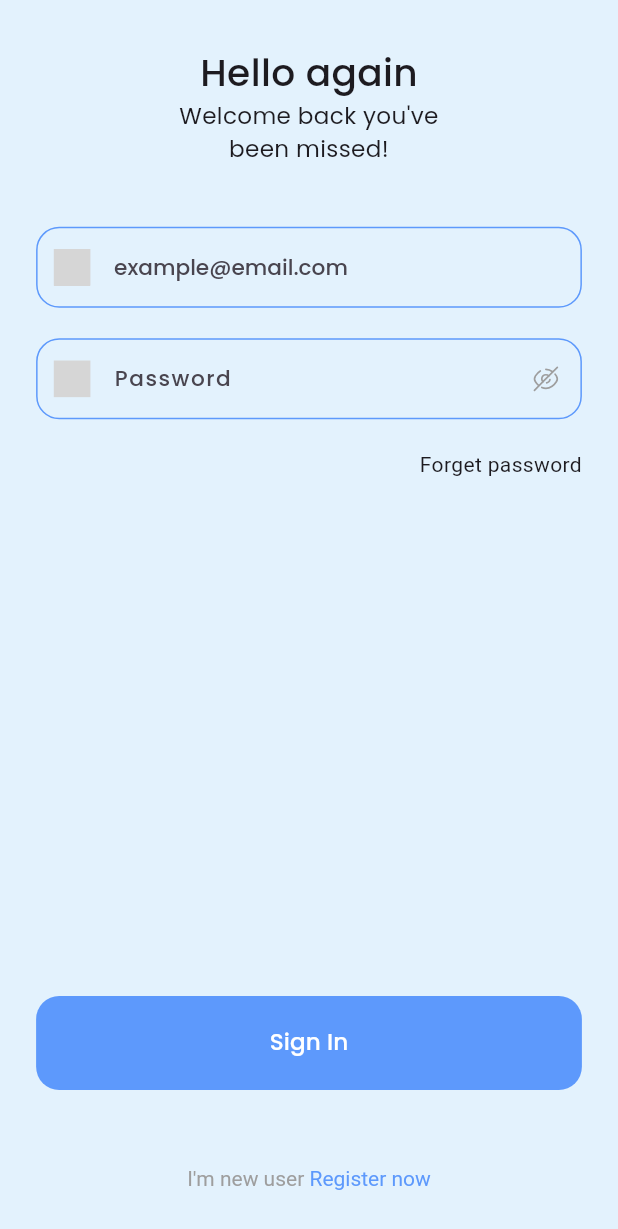
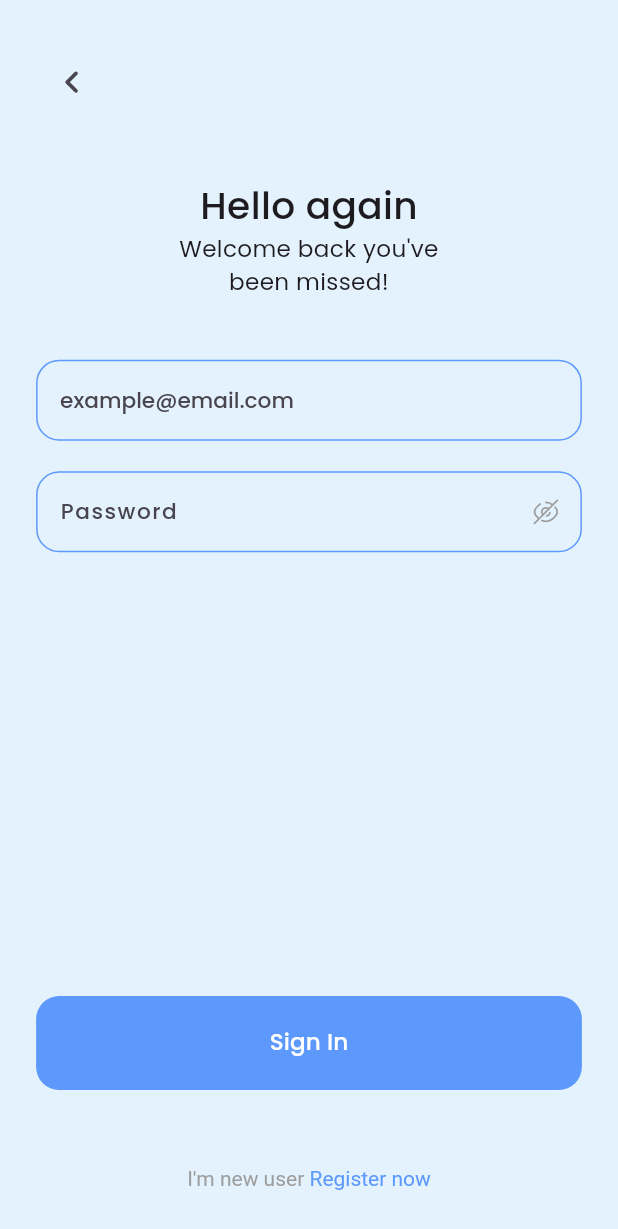
Before and after one commit to HibaChamkhi/Online-Bike-Shopping-App, a Flutter app: the screen it shows after launch, after a tap on "Sign In", on a phone screen of 412 x 824 dp. Shown: the top 1229 px of the screen. Run offline on Flutter 3.47's test engine with Material 3 defaults, Android fonts, the phone set to English and light mode, and no system bars; our stand-ins replace bloc, equatable, flutter_screenutil, flutter_svg, injectable, internet_connection_checker; grey boxes are pictures that could not be loaded.

Commit message:
add the bloc in the auth feature

```diff
--- /dev/null
+++ b/lib/presentation/auth/bloc/login_bloc/login_event.dart
@@ -0,0 +1,5 @@
+part of 'login_bloc.dart';
+
+abstract class LoginEvent extends Equatable {
+  const LoginEvent();
+}
--- a/lib/presentation/auth/widgets/login_widget.dart
+++ b/lib/presentation/auth/widgets/login_widget.dart
@@ -30,8 +30,17 @@ class _LoginWidgetState extends State<LoginWidget> {
         child: Padding(
           padding: AppTheme.padding,
           child: Column(
-            crossAxisAlignment: CrossAxisAlignment.center,
+            crossAxisAlignment: CrossAxisAlignment.start,
             children: [
+              IconButton(
+                  onPressed: () {
+                    Navigator.pop(context);
+                  },
+                  icon: Icon(
+                    Icons.chevron_left_rounded,
+                    size: 30.h,
+                  )),
+              SizedBox(height: 40.h),
               Form(
                 key: _formKey,
                 child: Column(
@@ -59,22 +68,15 @@ class _LoginWidgetState extends State<LoginWidget> {
                     SizedBox(height: 40.h),
                     InputField(
                         hintText: 'example@email.com',
-                        prefixIcon: 'assets/icons/email_icon.svg',
                         controller: _emailController,
                         validator: (value) => validateEmail(value!, context)),
                     SizedBox(height: 20.h),
                     InputField(
                       hintText: 'Password',
-                      prefixIcon: 'assets/icons/password_icon.svg',
                       isPassword: true,
                       controller: _passwordController,
                       validator: (value) => validatePassword(value!, context),
                     ),
-                    SizedBox(height: 20.h),
-                    const Row(
-                      mainAxisAlignment: MainAxisAlignment.end,
-                      children: [Text('Forget password')],
-                    )
                   ],
                 ),
               ),
@@ -85,27 +87,34 @@ class _LoginWidgetState extends State<LoginWidget> {
                 // isLoading: widget.isLoading
               ),
               SizedBox(height: 50.h),
+              Row(
+                mainAxisAlignment: MainAxisAlignment.center,
+                children: [
                   RichText(
-                text:  TextSpan(
+                    text: TextSpan(
                       children: [
-                    TextSpan(
+                        const TextSpan(
                           text: "I'm new user ",
                           style: TextStyle(color: Colors.grey),
                         ),
                         TextSpan(
-                      onEnter: (event) {
+                          text: 'Register now',
+                          style: const TextStyle(
+                              color: AppConstants.cornflowerBlueColor),
+                          recognizer: TapGestureRecognizer()
+                            ..onTap = () {
+                              print('Register now tapped!');
                               Navigator.of(context).push(
                                 MaterialPageRoute(
                                   builder: (context) => const RegisterWidget(),
                                 ),
                               );
                             },
-                      text: 'Register now',
-                      style: TextStyle(color: AppConstants.cornflowerBlueColor),
-                    )
-
+                        ),
                       ],
                     ),
+                  ),
+                ],
               ),
             ],
           ),
```
Also changed, not shown: lib/presentation/auth/bloc/login_bloc/login_bloc.dart (added, +15 -0 lines), lib/presentation/auth/bloc/login_bloc/login_state.dart (added, +10 -0 lines). Lines whose indentation alone changed are shown as unchanged.
